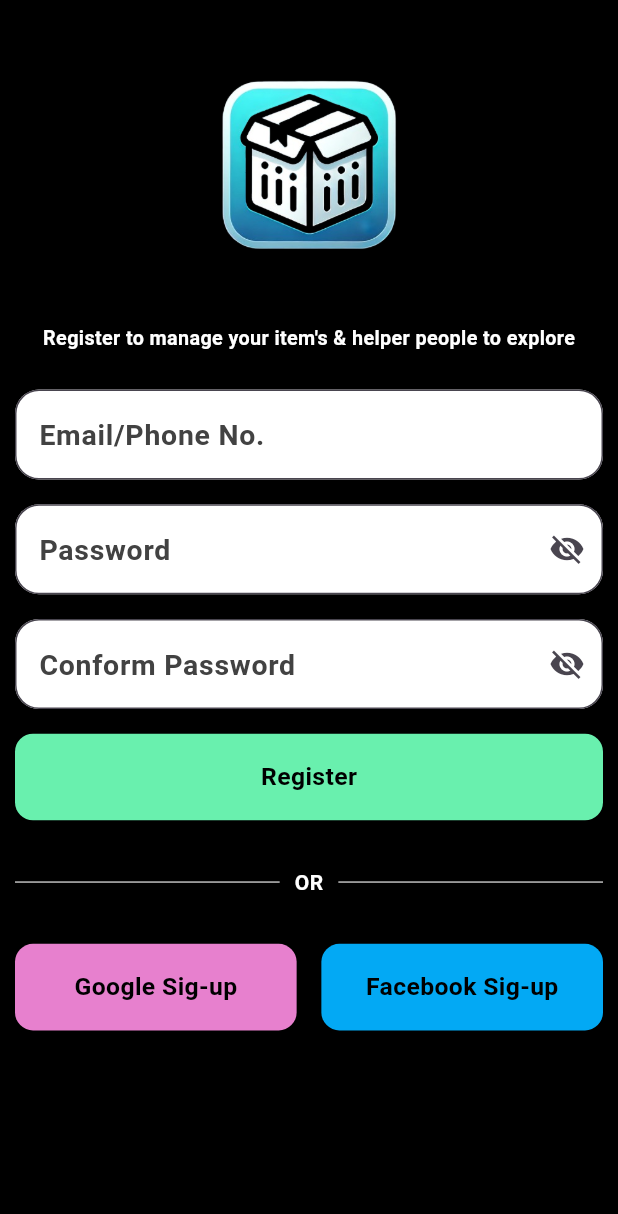
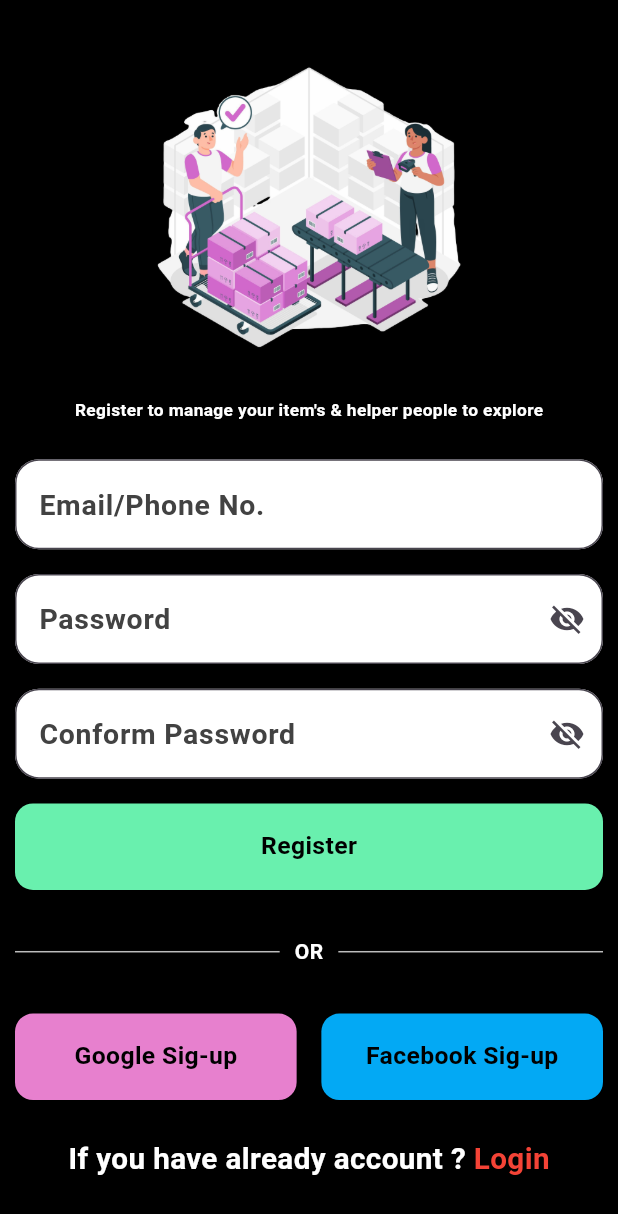
Before and after one commit to Atulbanoriya/inventory_management_app, a Flutter app: the screen it shows after launch, after a tap on "Register", on a phone screen of 412 x 824 dp. Shown: the top 1214 px of the screen. Run offline on Flutter 3.47's test engine with Material 3 defaults, Android fonts, the phone set to English and light mode, and no system bars; our stand-ins replace get, google_fonts, shimmer, sqflite; accounts and stored records are empty; Roboto replaces fonts that are missing (Fondamento).

Commit message:
login , Register and dashboard Logic and UI create

```diff
--- a/lib/helper/globalbutton.dart
+++ b/lib/helper/globalbutton.dart
@@ -14,7 +14,7 @@ class GlobalButton extends StatelessWidget {
     super.key,
     required this.label,
     required this.onPressed,
-    required  this.color,
+    required this.color,
     this.textStyle,
     this.padding,
     this.height,
@@ -24,8 +24,11 @@ class GlobalButton extends StatelessWidget {
   @override
   Widget build(BuildContext context) {
     var h = MediaQuery.of(context).size.height;
-    var w = MediaQuery.of(context).size.width;
-    return Container(
+
+    return InkWell(
+      onTap: onPressed,
+      borderRadius: BorderRadius.circular(12),
+      child: Container(
         width: width,
         height: height,
         decoration: BoxDecoration(
@@ -35,13 +38,16 @@ class GlobalButton extends StatelessWidget {
         child: Center(
           child: Text(
             label,
-            style: textStyle ?? TextStyle(
+            style: textStyle ??
+                TextStyle(
                   fontSize: h * 0.02,
                   color: Colors.black,
                   fontFamily: FontHelper.buttonFont,
-              fontWeight: FontWeight.bold
+                  fontWeight: FontWeight.bold,
                 ),
-      )),
+          ),
+        ),
+      ),
     );
   }
 }
--- a/lib/helper/pages.dart
+++ b/lib/helper/pages.dart
@@ -1,5 +1,7 @@
 import 'package:get/get.dart';
 import 'package:inventory_management_system/helper/routes.dart';
+import 'package:inventory_management_system/screens/dashboard_view/dashboard_binding.dart';
+import 'package:inventory_management_system/screens/dashboard_view/dashboard_screen.dart';
 import 'package:inventory_management_system/screens/login_view/login_binding.dart';
 import 'package:inventory_management_system/screens/login_view/login_view.dart';
 import 'package:inventory_management_system/screens/register_view/register_binding.dart';
@@ -17,4 +19,11 @@ List<GetPage> allPages = <GetPage>[
       page: () => const RegisterScreen(),
       binding: RegisterBinding(),
   ),
+
+
+  GetPage(
+    name: Routes.dashboard,
+    page: () => const DashBoardScreen(),
+    binding: DashBoardBinding(),
+  ),
 ];
--- a/lib/helper/routes.dart
+++ b/lib/helper/routes.dart
@@ -1,4 +1,5 @@
 class Routes{
   static String login = '/login_view';
   static String register = '/register_view';
+  static String dashboard = '/dashboard_view';
 }
--- a/lib/screens/login_view/login_view.dart
+++ b/lib/screens/login_view/login_view.dart
@@ -36,8 +36,15 @@ class LoginView extends GetView<LoginController>{
               child: Form(
                   child: Column(
                     children: [
+                      SizedBox(
+                        height: h * 0.03 ,
+                      ),
 
                       logo(h, w),
+
+                      SizedBox(
+                        height: h * 0.03 ,
+                      ),
 
                       Text(
                         "Welcome back your account !!!",
@@ -53,19 +60,24 @@ class LoginView extends GetView<LoginController>{
                         height: h * 0.03 ,
                       ),
 
-                      inputField(h, w),
+                      inputField(h, w, controller),
 
                       GlobalButton(
                         label: 'Login',
                         onPressed: () {
-                          ScaffoldMessenger.of(context).showSnackBar(
-                            const SnackBar(content: Text('Login Button Clicked!')),
+                          controller.loginUser(
+                            controller.emailController.text.trim(),
+                            controller.passwordController.text.trim(),
                           );
+
+                          print("Email: ${controller.emailController.text}");
+                          print("Password: ${controller.passwordController.text}");
                         },
-                        height: h *0.07,
+                        height: h * 0.07,
                         width: w * 1,
                         color: Colors.greenAccent,
                       ),
+
 
                       orDivider(h, w),
 
@@ -92,7 +104,7 @@ Widget logo(var h, var w){
         color: Colors.black,
           image: DecorationImage(
             image: AssetImage(
-                "assets/system.png"
+                "assets/login.png"
             ),
             fit: BoxFit.contain,
           )
@@ -102,11 +114,12 @@ Widget logo(var h, var w){
   );
 }
 
-Widget inputField(var h , var w ){
+Widget inputField(var h , var w , LoginController controller ){
   return Column(
     children: [
       TextFormField(
         autofocus: false,
+        controller: controller.emailController,
         decoration: InputDecoration(
           border: OutlineInputBorder(
             borderRadius: BorderRadius.circular(16),
@@ -129,6 +142,7 @@ Widget inputField(var h , var w ){
 
       TextFormField(
         autofocus: false,
+        controller: controller.passwordController,
         decoration: InputDecoration(
           border: OutlineInputBorder(
             borderRadius: BorderRadius.circular(16),
@@ -218,7 +232,9 @@ Widget registerFont(var h, var w){
         style: TextStyle(
           color: Colors.white,
           fontWeight: FontWeight.bold,
-          fontFamily: FontHelper.textFormFont
+          fontFamily: FontHelper.textFormFont,
+          fontSize: h * 0.024
+
         ),
       ),
 
@@ -231,7 +247,8 @@ Widget registerFont(var h, var w){
           style: TextStyle(
               color: Colors.red,
               fontWeight: FontWeight.bold,
-              fontFamily: FontHelper.textFormFont
+              fontFamily: FontHelper.textFormFont,
+              fontSize: h * 0.024
           ),
         ),
       ),
--- a/lib/screens/register_view/register_screen.dart
+++ b/lib/screens/register_view/register_screen.dart
@@ -1,8 +1,9 @@
-import 'package:flutter/foundation.dart';
 import 'package:flutter/material.dart';
 import 'package:get/get.dart';
 import 'package:inventory_management_system/helper/App_fonts.dart';
 import 'package:inventory_management_system/helper/globalbutton.dart';
+import 'package:inventory_management_system/helper/routes.dart';
+import 'package:inventory_management_system/screens/login_view/login_view.dart';
 import 'package:inventory_management_system/screens/register_view/register_controller.dart';
 
 class RegisterScreen extends GetView<RegisterController>{
@@ -27,7 +28,15 @@ class RegisterScreen extends GetView<RegisterController>{
                 padding: const EdgeInsets.all(10.0),
                 child: Column(
                   children: [
+                    SizedBox(
+                      height: h * 0.03 ,
+                    ),
+
                     logo(h,w),
+
+                    SizedBox(
+                      height: h * 0.03 ,
+                    ),
 
                     Text(
                       "Register to manage your item's & helper people to explore",
@@ -35,7 +44,7 @@ class RegisterScreen extends GetView<RegisterController>{
                           fontFamily: FontHelper.buttonFont,
                           color: Colors.white,
                           fontWeight: FontWeight.bold,
-                          fontSize: h * 0.016
+                          fontSize: h * 0.014
                       ),
                     ),
 
@@ -45,14 +54,17 @@ class RegisterScreen extends GetView<RegisterController>{
 
                     inputField(h, w , controller),
 
+
+
                     GlobalButton(
                       label: 'Register',
                       onPressed: () {
-                        ScaffoldMessenger.of(context).showSnackBar(
-                          const SnackBar(content: Text('Login Button Clicked!')),
-                        );
+                        controller.register();
+                            print("Hello Register ${controller.emailController}");
+                            print("Hello  ${controller.passwordController}");
+                            print("Hello  ${controller.confirmPasswordController}");
                       },
-                      height: h *0.07,
+                      height: h * 0.07,
                       width: w * 1,
                       color: Colors.greenAccent,
                     ),
@@ -60,6 +72,13 @@ class RegisterScreen extends GetView<RegisterController>{
                     orDivider(h, w),
 
                     otherRegisterOption(h, w),
+
+                    SizedBox(
+                      height: h* 0.03,
+                    ),
+
+                    registerFont(h, w),
+
 
                   ],
                 ),
@@ -79,7 +98,7 @@ Widget logo(var h, var w){
           color: Colors.black,
           image: DecorationImage(
             image: AssetImage(
-                "assets/system.png"
+                "assets/login.png"
             ),
             fit: BoxFit.contain,
           )
@@ -118,6 +137,7 @@ Widget inputField(var h , var w , RegisterController controller){
       Obx(()=> TextFormField(
         autofocus: false,
         obscureText: !controller.passwordVisible.value,
+        controller: controller.passwordController,
         decoration: InputDecoration(
           border: OutlineInputBorder(
             borderRadius: BorderRadius.circular(16),
@@ -149,6 +169,7 @@ Widget inputField(var h , var w , RegisterController controller){
       Obx(() => TextFormField(
         obscureText: !controller.isPasswordVisible.value,
         autofocus: false,
+        controller: controller.confirmPasswordController,
         decoration: InputDecoration(
           suffixIcon: IconButton(
             icon: Icon(
@@ -240,3 +261,35 @@ Widget otherRegisterOption(var h , var w){
     ],
   );
 }
+
+Widget registerFont(var h, var w){
+  return Row(
+    mainAxisAlignment: MainAxisAlignment.center,
+    children: [
+      Text(
+        "If you have already account ? ",
+        style: TextStyle(
+            color: Colors.white,
+            fontWeight: FontWeight.bold,
+            fontFamily: FontHelper.textFormFont,
+            fontSize: h * 0.024
+        ),
+      ),
+
+      InkWell(
+        onTap: (){
+          Navigator.push(Get.context!, MaterialPageRoute(builder: (_)=> const LoginView()));
+        },
+        child: Text(
+          "Login",
+          style: TextStyle(
+              color: Colors.red,
+              fontWeight: FontWeight.bold,
+              fontFamily: FontHelper.textFormFont,
+              fontSize: h * 0.024
+          ),
+        ),
+      ),
+    ],
+  );
+}
--- a/pubspec.yaml
+++ b/pubspec.yaml
@@ -38,6 +38,7 @@ dependencies:
   get: ^4.6.6
   google_fonts: ^6.2.1
   cached_network_image: ^3.4.1
+  shimmer: ^3.0.0
 
 dev_dependencies:
   flutter_test:
```
Also changed, not shown: lib/helper/db_helper.dart (added, +80 -0 lines), lib/screens/dashboard_view/dashboard_binding.dart (added, +9 -0 lines), lib/screens/dashboard_view/dashboard_controller.dart (added, +19 -0 lines), lib/screens/dashboard_view/dashboard_screen.dart (added, +290 -0 lines), lib/screens/login_view/login_controller.dart (+27 -0 lines), lib/screens/register_view/register_controller.dart (+48 -5 lines), assets/login.png (added), assets/logo.png (added), assets/logo1.png (added), pubspec.lock. Lines whose indentation alone changed are shown as unchanged.
